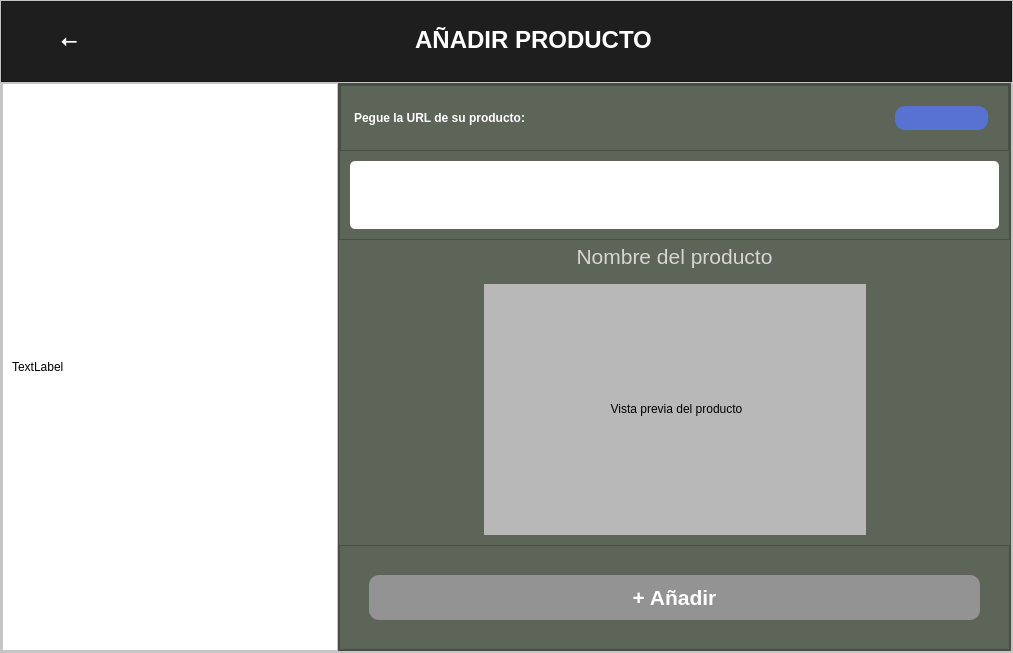
Before: the Qt Designer form Interfaz/gui/URL.ui in 50DayEmpire/Tracking_Precios, drawn with Qt 5.
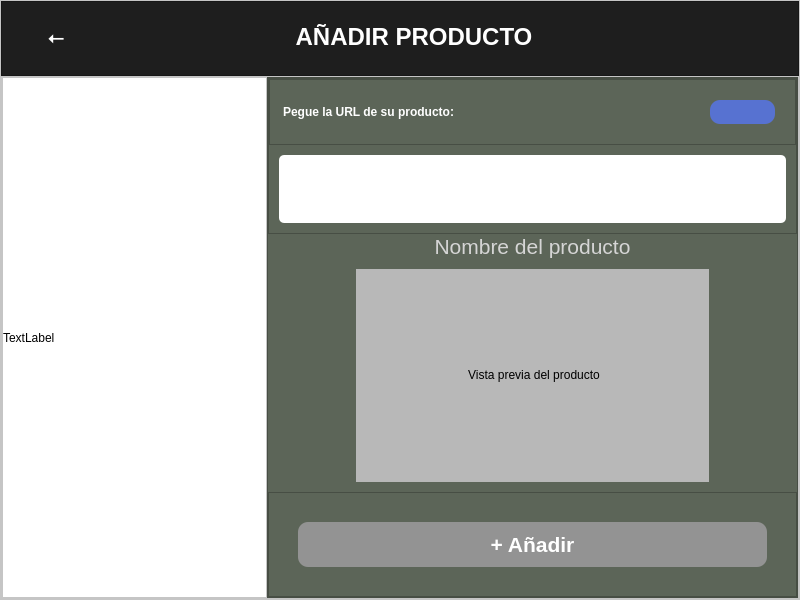
After: the same form once the commit is applied. Icons and pictures are not drawn.

Patch:
```diff
--- a/Interfaz/gui/URL.ui
+++ b/Interfaz/gui/URL.ui
@@ -6,10 +6,22 @@
    <rect>
     <x>0</x>
     <y>0</y>
-    <width>1013</width>
-    <height>653</height>
+    <width>800</width>
+    <height>600</height>
    </rect>
   </property>
+  <property name="minimumSize">
+   <size>
+    <width>800</width>
+    <height>600</height>
+   </size>
+  </property>
+  <property name="maximumSize">
+   <size>
+    <width>800</width>
+    <height>600</height>
+   </size>
+  </property>
   <property name="windowTitle">
    <string>Añadir</string>
   </property>
@@ -180,14 +192,23 @@
              <number>0</number>
             </property>
             <layout class="QVBoxLayout" name="verticalLayout_6">
+             <property name="spacing">
+              <number>0</number>
+             </property>
+             <property name="leftMargin">
+              <number>0</number>
+             </property>
+             <property name="topMargin">
+              <number>0</number>
+             </property>
+             <property name="rightMargin">
+              <number>0</number>
+             </property>
+             <property name="bottomMargin">
+              <number>0</number>
+             </property>
              <item>
               <widget class="QLabel" name="btnlogo">
-               <property name="maximumSize">
-                <size>
-                 <width>400</width>
-                 <height>600</height>
-                </size>
-               </property>
                <property name="text">
                 <string>TextLabel</string>
                </property>
@@ -349,7 +370,7 @@
               </widget>
              </item>
              <item>
-              <layout class="QVBoxLayout" name="verticalLayout_4" stretch="1,8">
+              <layout class="QVBoxLayout" name="verticalLayout_4" stretch="0,8">
                <property name="spacing">
                 <number>0</number>
                </property>
@@ -361,7 +382,7 @@
                 </widget>
                </item>
                <item>
-                <layout class="QHBoxLayout" name="horizontalLayout" stretch="0,4,0">
+                <layout class="QHBoxLayout" name="horizontalLayout" stretch="0,6,0">
                  <property name="spacing">
                   <number>0</number>
                  </property>
```
Left out of the diff: 8 changed lines with no effect on the pictures.
